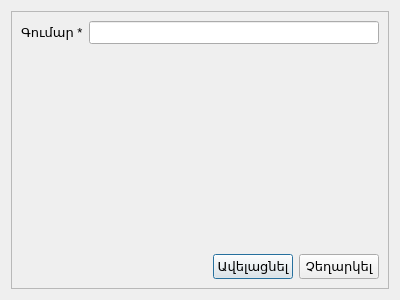
Qt form src/addstoragecosts.ui (ADCompany/AD-Farm) before a commit.
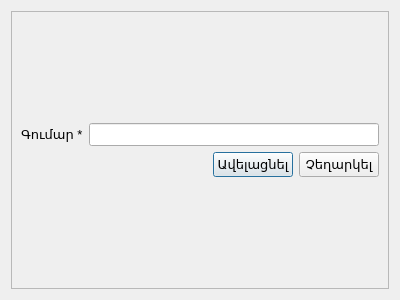
The same form after that commit. Icons and pictures are not drawn.

```diff
--- a/src/addstoragecosts.ui
+++ b/src/addstoragecosts.ui
@@ -69,19 +69,6 @@
          </item>
          <item>
           <layout class="QVBoxLayout" name="verticalLayout_3">
-           <item>
-            <spacer name="verticalSpacer">
-             <property name="orientation">
-              <enum>Qt::Vertical</enum>
-             </property>
-             <property name="sizeHint" stdset="0">
-              <size>
-               <width>20</width>
-               <height>40</height>
-              </size>
-             </property>
-            </spacer>
-           </item>
            <item>
             <layout class="QHBoxLayout" name="horizontalLayout_7">
              <item>
```
Left out of the diff: 3 changed lines with no effect on the pictures.
